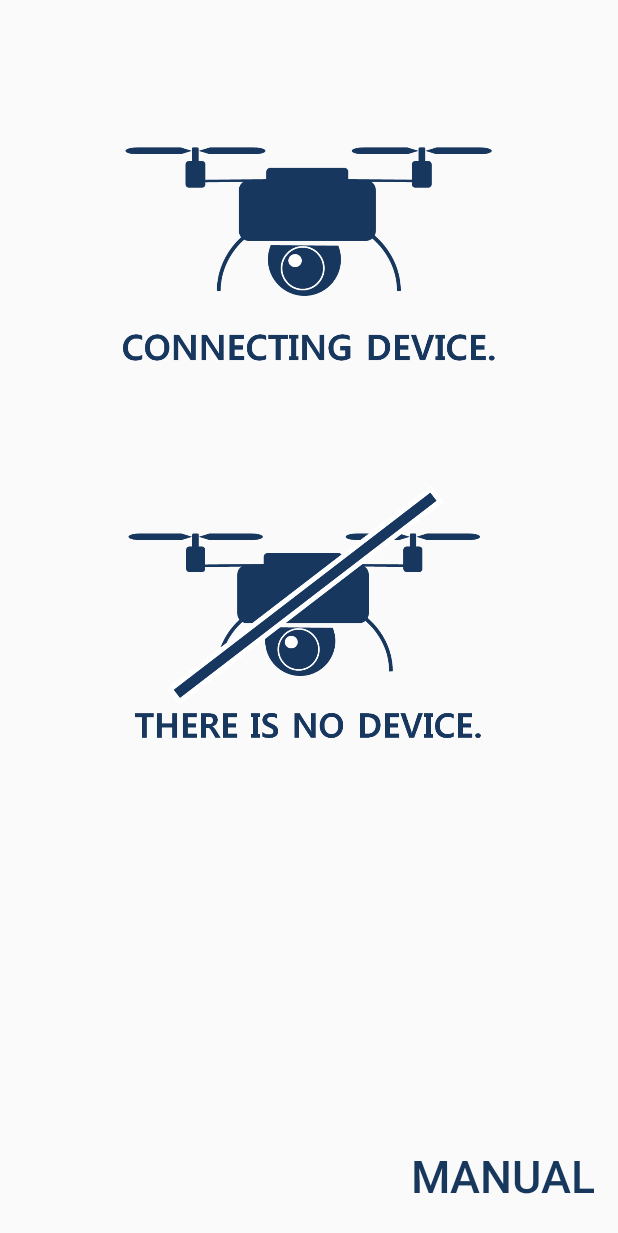
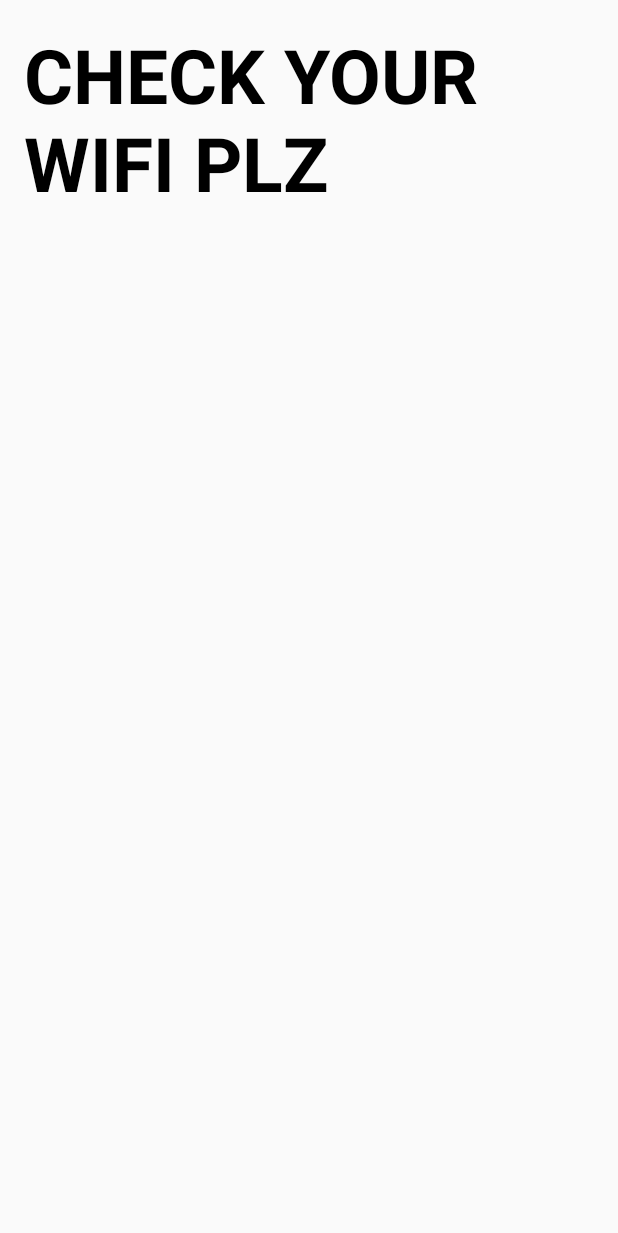
Before and after one commit to junh126/Bamboo_Heli, an Android app: the layout activity_device_list.xml on its own in the app's theme, with its tools: preview values and no code run, on a phone screen of 412 x 824 dp. Shown: the top 1233 px of the screen. Run offline under Robolectric (Android 15) with nearby library versions, the phone set to English and light mode, and no system bars.

Commit message:
xml change

```diff
--- a/app/src/main/res/layout/activity_device_list.xml
+++ b/app/src/main/res/layout/activity_device_list.xml
@@ -4,6 +4,7 @@
     xmlns:tools="http://schemas.android.com/tools"
     android:layout_width="match_parent"
     android:layout_height="match_parent"
+
     android:paddingBottom="@dimen/activity_vertical_margin"
     android:paddingLeft="@dimen/activity_horizontal_margin"
     android:paddingRight="@dimen/activity_horizontal_margin"
@@ -12,34 +13,41 @@
 
     <ListView
         android:id="@+id/list"
-        android:layout_height="wrap_content"
-        android:layout_width="match_parent">
+        android:layout_height="140dp"
+        android:layout_width="wrap_content"
+        android:layout_centerVertical="true"
+        android:layout_centerHorizontal="true"
+        >
     </ListView>
 
-    <ImageView
-        android:id="@+id/isEmpty"
-        android:layout_width="350dp"
-        android:layout_height="175dp"
-        android:src="@drawable/ic_empty_device_list"
-        android:layout_centerVertical="true"
-        android:layout_centerHorizontal="true" />
-
-    <ImageView
-        android:id="@+id/isConnect"
-        android:layout_width="300dp"
-        android:layout_height="150dp"
-        android:src="@drawable/ic_connect_device_list"
-        android:layout_centerHorizontal="true"
-        android:layout_marginTop="82dp" />
-    <Button
+    <!--<TextView-->
+        <!--android:id="@+id/isEmpty"-->
+        <!--android:layout_width="350dp"-->
+        <!--android:layout_height="175dp"-->
+        <!--android:text="can't connect"-->
+        <!--android:textSize="50dp"-->
+        <!--android:src="@drawable/ic_empty_device_list"-->
+        <!--android:layout_centerVertical="true"-->
+        <!--android:layout_centerHorizontal="true" />-->
+    <TextView
         android:layout_width="wrap_content"
         android:layout_height="wrap_content"
-        android:text="Manual"
-        android:textSize="30sp"
-        android:textColor="#17375c"
-        android:background="@android:color/transparent"
-        android:id="@+id/Manual"
-        android:layout_alignParentBottom="true"
-        android:layout_alignParentRight="true"/>
+        android:layout_centerHorizontal="true"
+        android:textColor="#000000"
+        android:text="CHECK YOUR WIFI PLZ"
+        android:textSize="50dp"
+        android:textStyle="bold"
+        />
+
+    <!--<TextView-->
+        <!--android:id="@+id/isConnect"-->
+        <!--android:layout_width="300dp"-->
+        <!--android:layout_height="150dp"-->
+        <!--android:text="connectable"-->
+        <!--android:textSize="50dp"-->
+        <!--android:src="@drawable/ic_connect_device_list"-->
+        <!--android:layout_centerHorizontal="true"-->
+        <!--android:layout_marginTop="82dp" />-->
+
 
 </RelativeLayout>
```
Also changed, not shown: app/src/main/res/layout/activity_bebop.xml (+185 -143 lines), app/src/main/res/layout/activity_intro.xml (+8 -4 lines), 3 other files.
